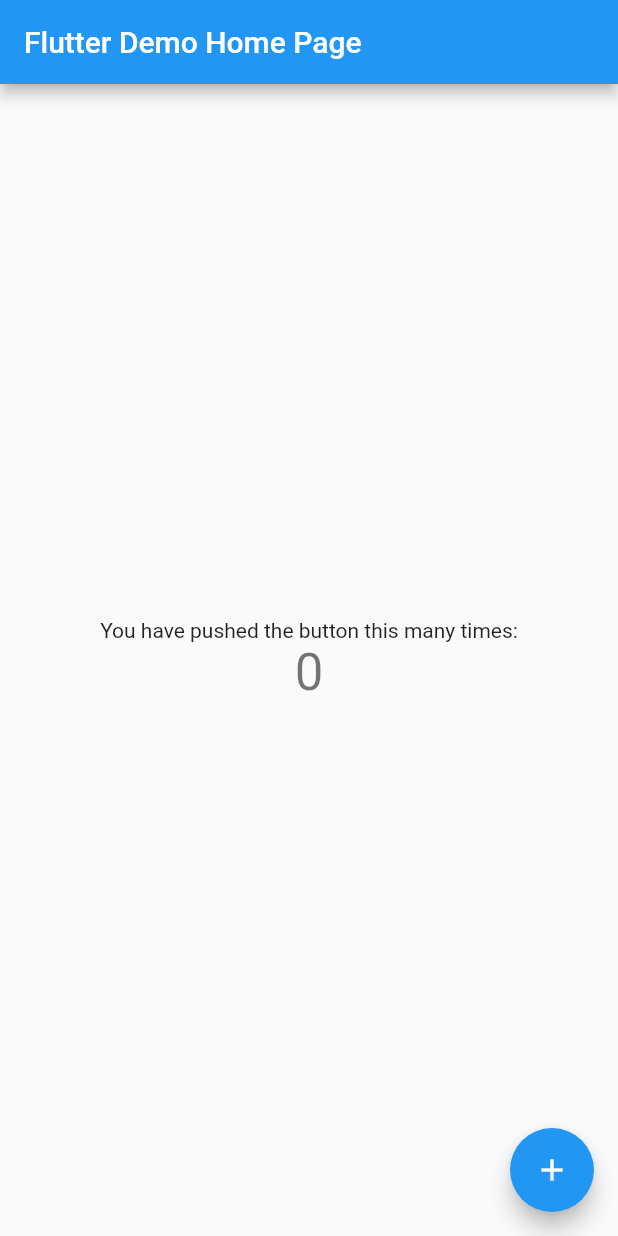
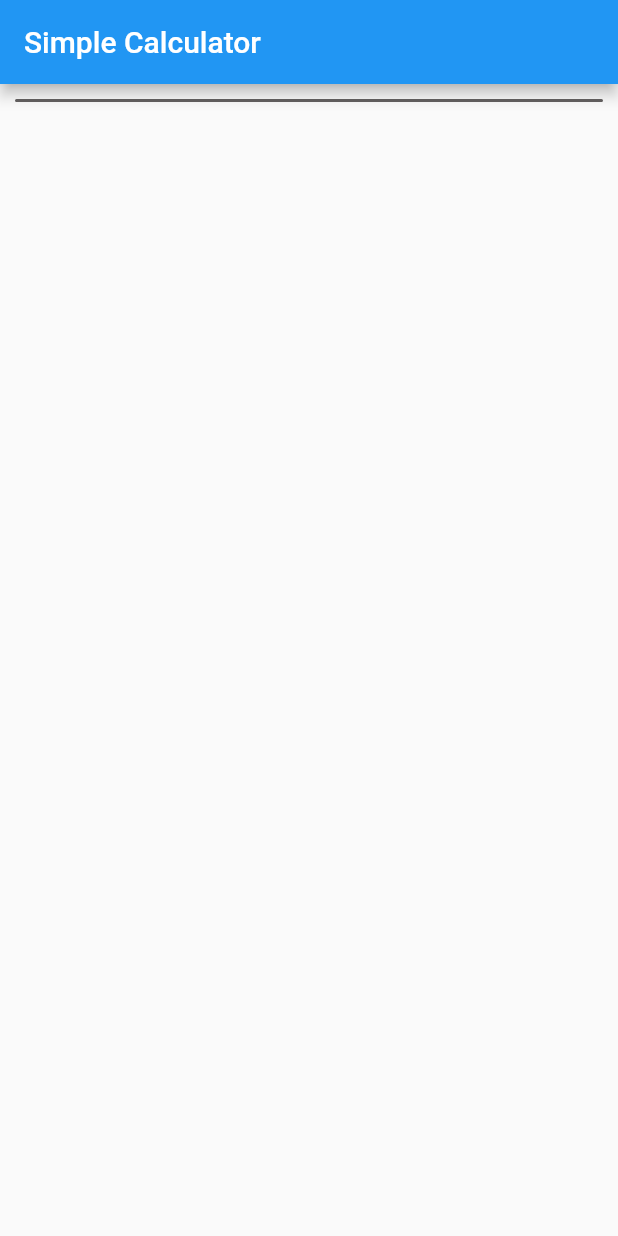
Before and after one commit to JaimonRamanan/simple_calculator, a Flutter app: the screen it shows after launch, on a phone screen of 412 x 824 dp. Run offline on Flutter 3.47's test engine with Material 2 defaults, Android fonts, the phone set to English and light mode, and no system bars; our stand-ins replace get.

Commit message:
design initial

```diff
--- /dev/null
+++ b/lib/calculator_screen.dart
@@ -0,0 +1,29 @@
+import 'package:flutter/material.dart';
+
+class CalculatorScreen extends StatelessWidget {
+  const CalculatorScreen({Key? key}) : super(key: key);
+
+  @override
+  Widget build(BuildContext context) {
+    return Scaffold(
+      appBar: AppBar(
+        title: const Text(
+          'Simple Calculator',
+        ),
+      ),
+      body: Column(
+        children: [
+          Container(
+            margin: const EdgeInsets.all(10.0),
+            decoration: BoxDecoration(
+              borderRadius: BorderRadius.circular(14.0),
+              border: Border.all(
+                color: const Color.fromARGB(255, 100, 97, 97),
+              ),
+            ),
+          )
+        ],
+      ),
+    );
+  }
+}
--- a/lib/main.dart
+++ b/lib/main.dart
@@ -1,4 +1,6 @@
 import 'package:flutter/material.dart';
+import 'package:get/get.dart';
+import 'package:simple_calculator_app/calculator_screen.dart';
 
 void main() {
   runApp(const MyApp());
@@ -6,110 +8,14 @@ void main() {
 
 class MyApp extends StatelessWidget {
   const MyApp({Key? key}) : super(key: key);
-
-  // This widget is the root of your application.
   @override
   Widget build(BuildContext context) {
-    return MaterialApp(
-      title: 'Flutter Demo',
+    return GetMaterialApp(
+      title: 'Simple Calculator',
       theme: ThemeData(
-        // This is the theme of your application.
-        //
-        // Try running your application with "flutter run". You'll see the
-        // application has a blue toolbar. Then, without quitting the app, try
-        // changing the primarySwatch below to Colors.green and then invoke
-        // "hot reload" (press "r" in the console where you ran "flutter run",
-        // or simply save your changes to "hot reload" in a Flutter IDE).
-        // Notice that the counter didn't reset back to zero; the application
-        // is not restarted.
         primarySwatch: Colors.blue,
       ),
-      home: const MyHomePage(title: 'Flutter Demo Home Page'),
+      home: const CalculatorScreen(),
     );
   }
 }
-
-class MyHomePage extends StatefulWidget {
-  const MyHomePage({Key? key, required this.title}) : super(key: key);
-
-  // This widget is the home page of your application. It is stateful, meaning
-  // that it has a State object (defined below) that contains fields that affect
-  // how it looks.
-
-  // This class is the configuration for the state. It holds the values (in this
-  // case the title) provided by the parent (in this case the App widget) and
-  // used by the build method of the State. Fields in a Widget subclass are
-  // always marked "final".
-
-  final String title;
-
-  @override
-  State<MyHomePage> createState() => _MyHomePageState();
-}
-
-class _MyHomePageState extends State<MyHomePage> {
-  int _counter = 0;
-
-  void _incrementCounter() {
-    setState(() {
-      // This call to setState tells the Flutter framework that something has
-      // changed in this State, which causes it to rerun the build method below
-      // so that the display can reflect the updated values. If we changed
-      // _counter without calling setState(), then the build method would not be
-      // called again, and so nothing would appear to happen.
-      _counter++;
-    });
-  }
-
-  @override
-  Widget build(BuildContext context) {
-    // This method is rerun every time setState is called, for instance as done
-    // by the _incrementCounter method above.
-    //
-    // The Flutter framework has been optimized to make rerunning build methods
-    // fast, so that you can just rebuild anything that needs updating rather
-    // than having to individually change instances of widgets.
-    return Scaffold(
-      appBar: AppBar(
-        // Here we take the value from the MyHomePage object that was created by
-        // the App.build method, and use it to set our appbar title.
-        title: Text(widget.title),
-      ),
-      body: Center(
-        // Center is a layout widget. It takes a single child and positions it
-        // in the middle of the parent.
-        child: Column(
-          // Column is also a layout widget. It takes a list of children and
-          // arranges them vertically. By default, it sizes itself to fit its
-          // children horizontally, and tries to be as tall as its parent.
-          //
-          // Invoke "debug painting" (press "p" in the console, choose the
-          // "Toggle Debug Paint" action from the Flutter Inspector in Android
-          // Studio, or the "Toggle Debug Paint" command in Visual Studio Code)
-          // to see the wireframe for each widget.
-          //
-          // Column has various properties to control how it sizes itself and
-          // how it positions its children. Here we use mainAxisAlignment to
-          // center the children vertically; the main axis here is the vertical
-          // axis because Columns are vertical (the cross axis would be
-          // horizontal).
-          mainAxisAlignment: MainAxisAlignment.center,
-          children: <Widget>[
-            const Text(
-              'You have pushed the button this many times:',
-            ),
-            Text(
-              '$_counter',
-              style: Theme.of(context).textTheme.headline4,
-            ),
-          ],
-        ),
-      ),
-      floatingActionButton: FloatingActionButton(
-        onPressed: _incrementCounter,
-        tooltip: 'Increment',
-        child: const Icon(Icons.add),
-      ), // This trailing comma makes auto-formatting nicer for build methods.
-    );
-  }
-}
--- a/pubspec.yaml
+++ b/pubspec.yaml
@@ -34,6 +34,7 @@ dependencies:
   # The following adds the Cupertino Icons font to your application.
   # Use with the CupertinoIcons class for iOS style icons.
   cupertino_icons: ^1.0.2
+  get: ^4.6.1
 
 dev_dependencies:
   flutter_test:
```
Also changed, not shown: pubspec.lock.
